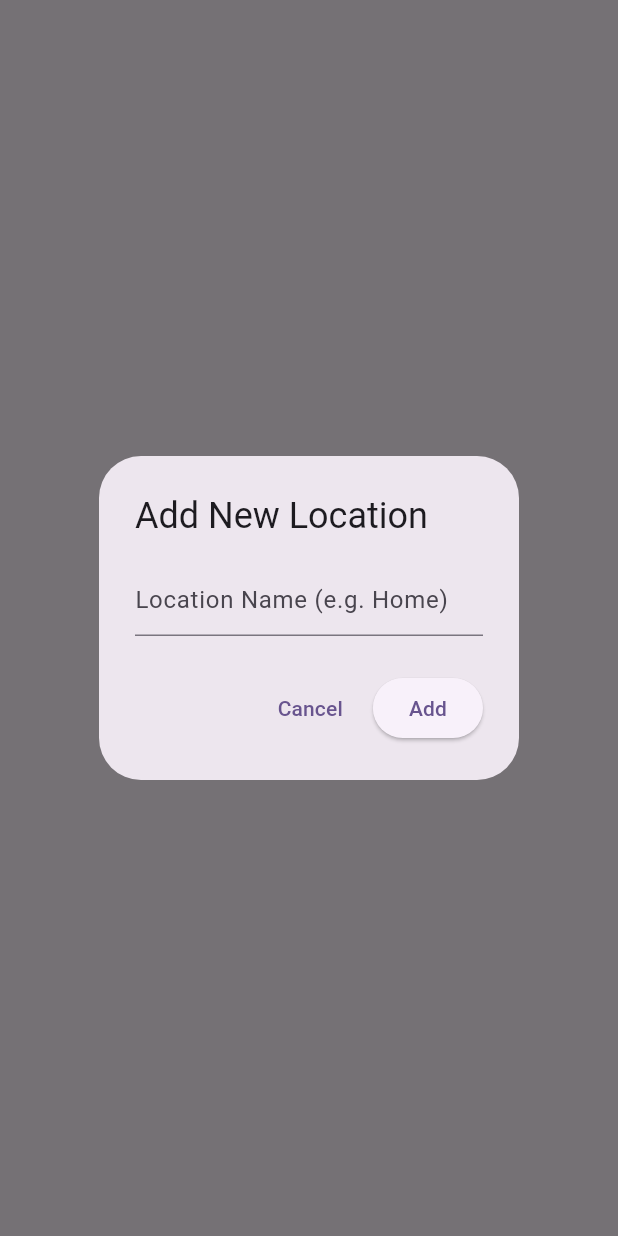
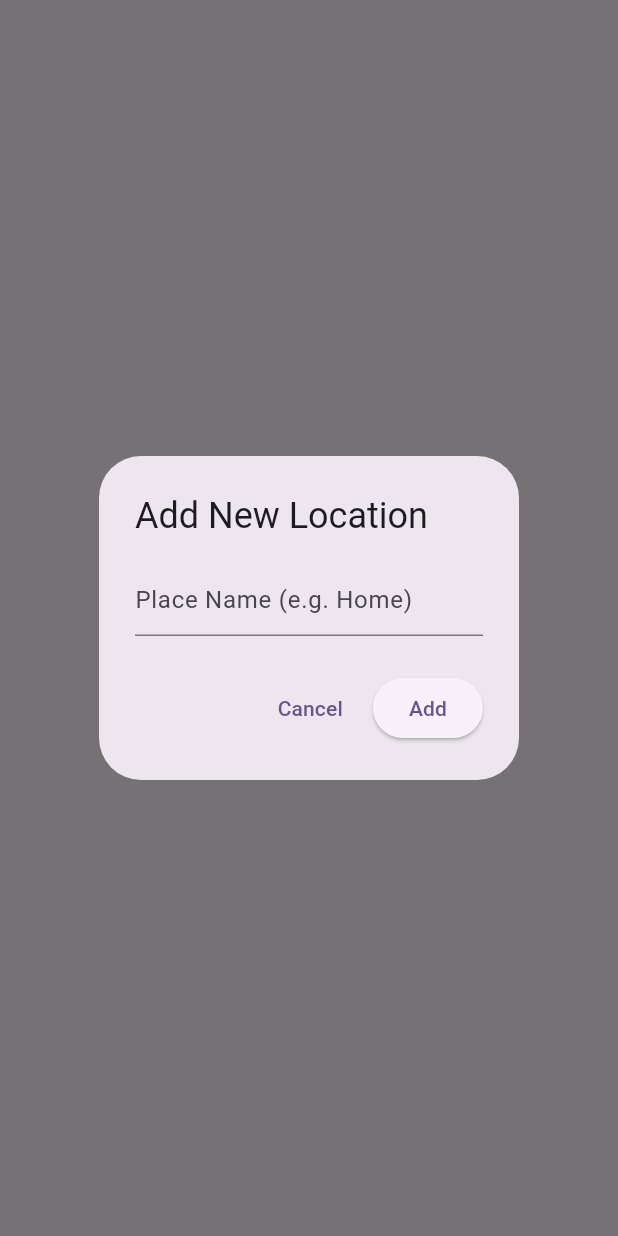
Before and after one commit to draxexx/location_tracking_app, a Flutter app: what showAddLocationDialog() shows on an empty page, opened directly with empty values, on a phone screen of 412 x 824 dp. Run offline on Flutter 3.47's test engine with Material 3 defaults, Android fonts, the phone set to English and light mode, and no system bars; our stand-ins replace equatable, geolocator, get_it, hive, hive_flutter; missing offline and left inert: background_location; accounts and stored records are empty.

Commit message:
quick fix

```diff
--- a/lib/core/widgets/add_location_dialog.dart
+++ b/lib/core/widgets/add_location_dialog.dart
@@ -17,11 +17,11 @@ void showAddLocationDialog({
           child: TextFormField(
             controller: controller,
             decoration: const InputDecoration(
-              hintText: "Location Name (e.g. Home)",
+              hintText: "Place Name (e.g. Home)",
             ),
             validator: (value) {
               if (value == null || value.trim().isEmpty) {
-                return 'Please enter a location name';
+                return 'Please enter a place name';
               }
               return null;
             },
```
